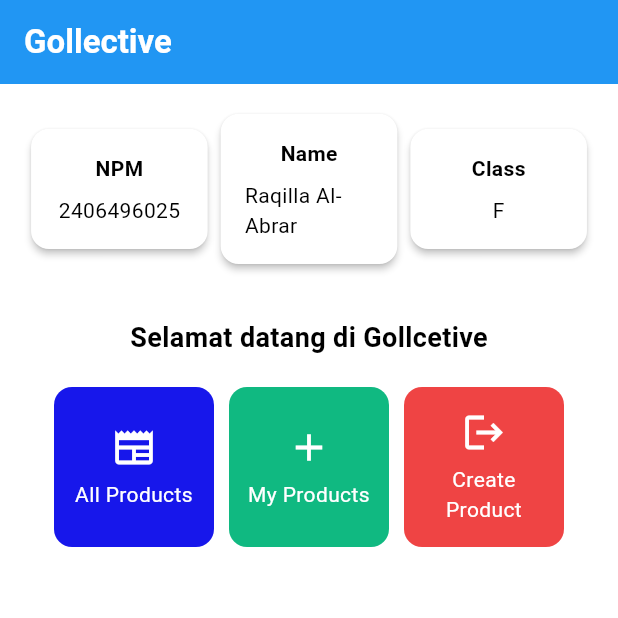
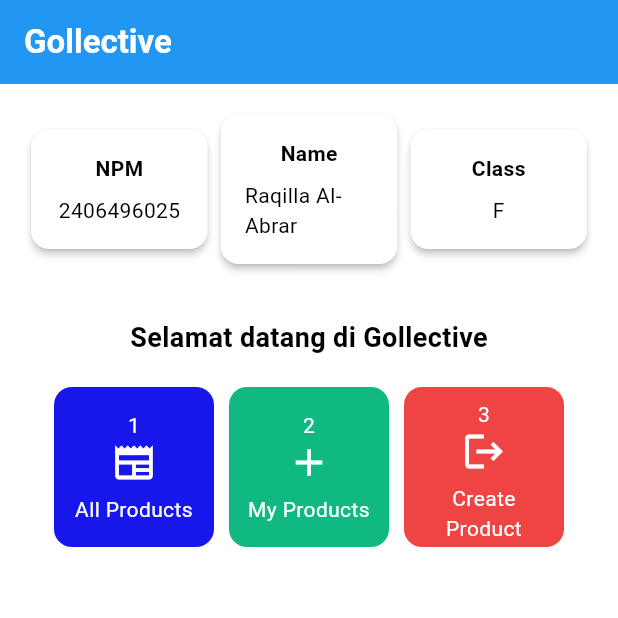
Before and after one commit to Cytiez/gollective-mobile, a Flutter app: the screen it shows after launch, on a phone screen of 412 x 824 dp, the top half of it. Run offline on Flutter 3.47's test engine with Material 3 defaults, Android fonts, the light colour scheme and no system bars.

Commit message:
benerin typo

```diff
--- a/lib/menu.dart
+++ b/lib/menu.dart
@@ -7,9 +7,9 @@ class MyHomePage extends StatelessWidget {
   final String npm = "2406496025";
   final String kelas = "F";
   final List<ItemHomepage> items = [
-    ItemHomepage("All Products", Icons.newspaper, const Color(0xFF1717EB)),
-    ItemHomepage("My Products", Icons.add, const Color(0xFF10B981)),
-    ItemHomepage("Create Product", Icons.logout, const Color(0xFFEF4444)),
+    ItemHomepage("All Products", Icons.newspaper, const Color(0xFF1717EB), 1),
+    ItemHomepage("My Products", Icons.add, const Color(0xFF10B981), 2),
+    ItemHomepage("Create Product", Icons.logout, const Color(0xFFEF4444), 3),
   ];
 
 @override
@@ -18,7 +18,7 @@ class MyHomePage extends StatelessWidget {
     return Scaffold(
       // AppBar adalah bagian atas halaman yang menampilkan judul.
       appBar: AppBar(
-        // Judul aplikasi "Football News" dengan teks putih dan tebal.
+        // Judul aplikasi "Gollective" dengan teks putih dan tebal.
         title: const Text(
           'Gollective',
           style: TextStyle(
@@ -59,7 +59,7 @@ class MyHomePage extends StatelessWidget {
                   const Padding(
                     padding: EdgeInsets.only(top: 16.0),
                     child: Text(
-                      'Selamat datang di Gollcetive',
+                      'Selamat datang di Gollective',
                       style: TextStyle(
                         fontWeight: FontWeight.bold,
                         fontSize: 18.0,
@@ -96,8 +96,9 @@ class ItemHomepage {
  final String name;
  final IconData icon;
  final Color color;
+ final int angka;
 
- ItemHomepage(this.name, this.icon, this.color);
+ ItemHomepage(this.name, this.icon, this.color, this.angka);
 }
 
 class InfoCard extends StatelessWidget {
@@ -168,6 +169,11 @@ class ItemCard extends StatelessWidget {
               // Menyusun ikon dan teks di tengah kartu.
               mainAxisAlignment: MainAxisAlignment.center,
               children: [
+                Text(
+                  item.angka.toString(),
+                  textAlign: TextAlign.center,
+                  style: const TextStyle(color: Colors.white),
+                ),
                 Icon(
                   item.icon,
                   color: Colors.white,
```
